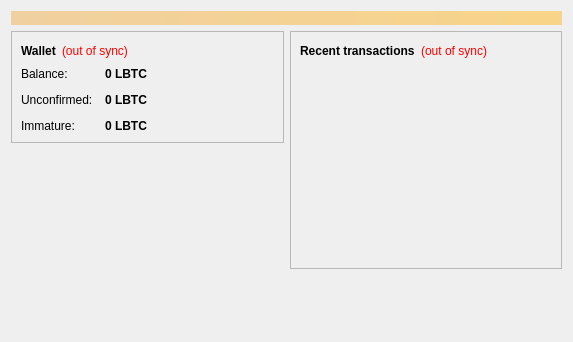
Before: the Qt Designer form src/qt/forms/overviewpage.ui in litebitcoins/litebitcoin, drawn with Qt 5.
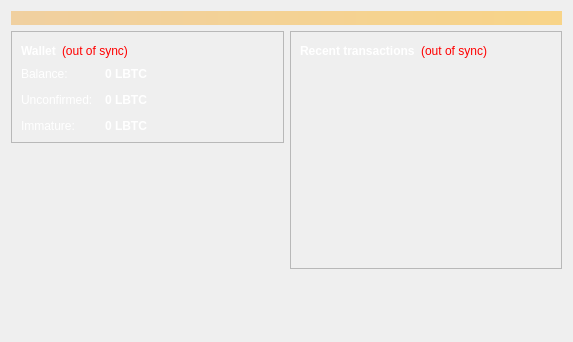
After: the same form once the commit is applied.

The edit to the form file:
```diff
--- a/src/qt/forms/overviewpage.ui
+++ b/src/qt/forms/overviewpage.ui
@@ -13,6 +13,9 @@
   <property name="windowTitle">
    <string>Form</string>
   </property>
+  <property name="styleSheet">
+   <string notr="true"/>
+  </property>
   <layout class="QVBoxLayout" name="topLayout">
    <item>
     <widget class="QLabel" name="labelAlerts">
@@ -47,6 +50,43 @@
            <layout class="QHBoxLayout" name="horizontalLayout_4">
             <item>
              <widget class="QLabel" name="label_5">
+              <property name="palette">
+               <palette>
+                <active>
+                 <colorrole role="WindowText">
+                  <brush brushstyle="SolidPattern">
+                   <color alpha="255">
+                    <red>255</red>
+                    <green>255</green>
+                    <blue>255</blue>
+                   </color>
+                  </brush>
+                 </colorrole>
+                </active>
+                <inactive>
+                 <colorrole role="WindowText">
+                  <brush brushstyle="SolidPattern">
+                   <color alpha="255">
+                    <red>255</red>
+                    <green>255</green>
+                    <blue>255</blue>
+                   </color>
+                  </brush>
+                 </colorrole>
+                </inactive>
+                <disabled>
+                 <colorrole role="WindowText">
+                  <brush brushstyle="SolidPattern">
+                   <color alpha="255">
+                    <red>120</red>
+                    <green>120</green>
+                    <blue>120</blue>
+                   </color>
+                  </brush>
+                 </colorrole>
+                </disabled>
+               </palette>
+              </property>
               <property name="font">
                <font>
                 <weight>75</weight>
@@ -102,6 +142,43 @@
             </property>
             <item row="0" column="0">
              <widget class="QLabel" name="label">
+              <property name="palette">
+               <palette>
+                <active>
+                 <colorrole role="WindowText">
+                  <brush brushstyle="SolidPattern">
+                   <color alpha="255">
+                    <red>255</red>
+                    <green>255</green>
+                    <blue>255</blue>
+                   </color>
+                  </brush>
+                 </colorrole>
+                </active>
+                <inactive>
+                 <colorrole role="WindowText">
+                  <brush brushstyle="SolidPattern">
+                   <color alpha="255">
+                    <red>255</red>
+                    <green>255</green>
+                    <blue>255</blue>
+                   </color>
+                  </brush>
+                 </colorrole>
+                </inactive>
+                <disabled>
+                 <colorrole role="WindowText">
+                  <brush brushstyle="SolidPattern">
+                   <color alpha="255">
+                    <red>120</red>
+                    <green>120</green>
+                    <blue>120</blue>
+                   </color>
+                  </brush>
+                 </colorrole>
+                </disabled>
+               </palette>
+              </property>
               <property name="text">
                <string>Balance:</string>
               </property>
@@ -109,6 +186,43 @@
             </item>
             <item row="0" column="1">
              <widget class="QLabel" name="labelBalance">
+              <property name="palette">
+               <palette>
+                <active>
+                 <colorrole role="WindowText">
+                  <brush brushstyle="SolidPattern">
+                   <color alpha="255">
+                    <red>255</red>
+                    <green>255</green>
+                    <blue>255</blue>
+                   </color>
+                  </brush>
+                 </colorrole>
+                </active>
+                <inactive>
+                 <colorrole role="WindowText">
+                  <brush brushstyle="SolidPattern">
+                   <color alpha="255">
+                    <red>255</red>
+                    <green>255</green>
+                    <blue>255</blue>
+                   </color>
+                  </brush>
+                 </colorrole>
+                </inactive>
+                <disabled>
+                 <colorrole role="WindowText">
+                  <brush brushstyle="SolidPattern">
+                   <color alpha="255">
+                    <red>120</red>
+                    <green>120</green>
+                    <blue>120</blue>
+                   </color>
+                  </brush>
+                 </colorrole>
+                </disabled>
+               </palette>
+              </property>
               <property name="font">
                <font>
                 <weight>75</weight>
@@ -131,6 +245,43 @@
             </item>
             <item row="1" column="0">
              <widget class="QLabel" name="label_3">
+              <property name="palette">
+               <palette>
+                <active>
+                 <colorrole role="WindowText">
+                  <brush brushstyle="SolidPattern">
+                   <color alpha="255">
+                    <red>255</red>
+                    <green>255</green>
+                    <blue>255</blue>
+                   </color>
+                  </brush>
+                 </colorrole>
+                </active>
+                <inactive>
+                 <colorrole role="WindowText">
+                  <brush brushstyle="SolidPattern">
+                   <color alpha="255">
+                    <red>255</red>
+                    <green>255</green>
+                    <blue>255</blue>
+                   </color>
+                  </brush>
+                 </colorrole>
+                </inactive>
+                <disabled>
+                 <colorrole role="WindowText">
+                  <brush brushstyle="SolidPattern">
+                   <color alpha="255">
+                    <red>120</red>
+                    <green>120</green>
+                    <blue>120</blue>
+                   </color>
+                  </brush>
+                 </colorrole>
+                </disabled>
+               </palette>
+              </property>
               <property name="text">
                <string>Unconfirmed:</string>
               </property>
@@ -138,6 +289,43 @@
             </item>
             <item row="1" column="1">
              <widget class="QLabel" name="labelUnconfirmed">
+              <property name="palette">
+               <palette>
+                <active>
+                 <colorrole role="WindowText">
+                  <brush brushstyle="SolidPattern">
+                   <color alpha="255">
+                    <red>255</red>
+                    <green>255</green>
+                    <blue>255</blue>
+                   </color>
+                  </brush>
+                 </colorrole>
+                </active>
+                <inactive>
+                 <colorrole role="WindowText">
+                  <brush brushstyle="SolidPattern">
+                   <color alpha="255">
+                    <red>255</red>
+                    <green>255</green>
+                    <blue>255</blue>
+                   </color>
+                  </brush>
+                 </colorrole>
+                </inactive>
+                <disabled>
+                 <colorrole role="WindowText">
+                  <brush brushstyle="SolidPattern">
+                   <color alpha="255">
+                    <red>120</red>
+                    <green>120</green>
+                    <blue>120</blue>
+                   </color>
+                  </brush>
+                 </colorrole>
+                </disabled>
+               </palette>
+              </property>
               <property name="font">
                <font>
                 <weight>75</weight>
@@ -160,6 +348,43 @@
             </item>
             <item row="2" column="0">
              <widget class="QLabel" name="labelImmatureText">
+              <property name="palette">
+               <palette>
+                <active>
+                 <colorrole role="WindowText">
+                  <brush brushstyle="SolidPattern">
+                   <color alpha="255">
+                    <red>255</red>
+                    <green>255</green>
+                    <blue>255</blue>
+                   </color>
+                  </brush>
+                 </colorrole>
+                </active>
+                <inactive>
+                 <colorrole role="WindowText">
+                  <brush brushstyle="SolidPattern">
+                   <color alpha="255">
+                    <red>255</red>
+                    <green>255</green>
+                    <blue>255</blue>
+                   </color>
+                  </brush>
+                 </colorrole>
+                </inactive>
+                <disabled>
+                 <colorrole role="WindowText">
+                  <brush brushstyle="SolidPattern">
+                   <color alpha="255">
+                    <red>120</red>
+                    <green>120</green>
+                    <blue>120</blue>
+                   </color>
+                  </brush>
+                 </colorrole>
+                </disabled>
+               </palette>
+              </property>
               <property name="text">
                <string>Immature:</string>
               </property>
@@ -167,6 +392,43 @@
             </item>
             <item row="2" column="1">
              <widget class="QLabel" name="labelImmature">
+              <property name="palette">
+               <palette>
+                <active>
+                 <colorrole role="WindowText">
+                  <brush brushstyle="SolidPattern">
+                   <color alpha="255">
+                    <red>255</red>
+                    <green>255</green>
+                    <blue>255</blue>
+                   </color>
+                  </brush>
+                 </colorrole>
+                </active>
+                <inactive>
+                 <colorrole role="WindowText">
+                  <brush brushstyle="SolidPattern">
+                   <color alpha="255">
+                    <red>255</red>
+                    <green>255</green>
+                    <blue>255</blue>
+                   </color>
+                  </brush>
+                 </colorrole>
+                </inactive>
+                <disabled>
+                 <colorrole role="WindowText">
+                  <brush brushstyle="SolidPattern">
+                   <color alpha="255">
+                    <red>120</red>
+                    <green>120</green>
+                    <blue>120</blue>
+                   </color>
+                  </brush>
+                 </colorrole>
+                </disabled>
+               </palette>
+              </property>
               <property name="font">
                <font>
                 <weight>75</weight>
@@ -219,6 +481,43 @@
            <layout class="QHBoxLayout" name="horizontalLayout_2">
             <item>
              <widget class="QLabel" name="label_4">
+              <property name="palette">
+               <palette>
+                <active>
+                 <colorrole role="WindowText">
+                  <brush brushstyle="SolidPattern">
+                   <color alpha="255">
+                    <red>255</red>
+                    <green>255</green>
+                    <blue>255</blue>
+                   </color>
+                  </brush>
+                 </colorrole>
+                </active>
+                <inactive>
+                 <colorrole role="WindowText">
+                  <brush brushstyle="SolidPattern">
+                   <color alpha="255">
+                    <red>255</red>
+                    <green>255</green>
+                    <blue>255</blue>
+                   </color>
+                  </brush>
+                 </colorrole>
+                </inactive>
+                <disabled>
+                 <colorrole role="WindowText">
+                  <brush brushstyle="SolidPattern">
+                   <color alpha="255">
+                    <red>120</red>
+                    <green>120</green>
+                    <blue>120</blue>
+                   </color>
+                  </brush>
+                 </colorrole>
+                </disabled>
+               </palette>
+              </property>
               <property name="text">
                <string>&lt;b&gt;Recent transactions&lt;/b&gt;</string>
               </property>
```
Left out of the diff: 172 changed lines with no effect on the pictures.
